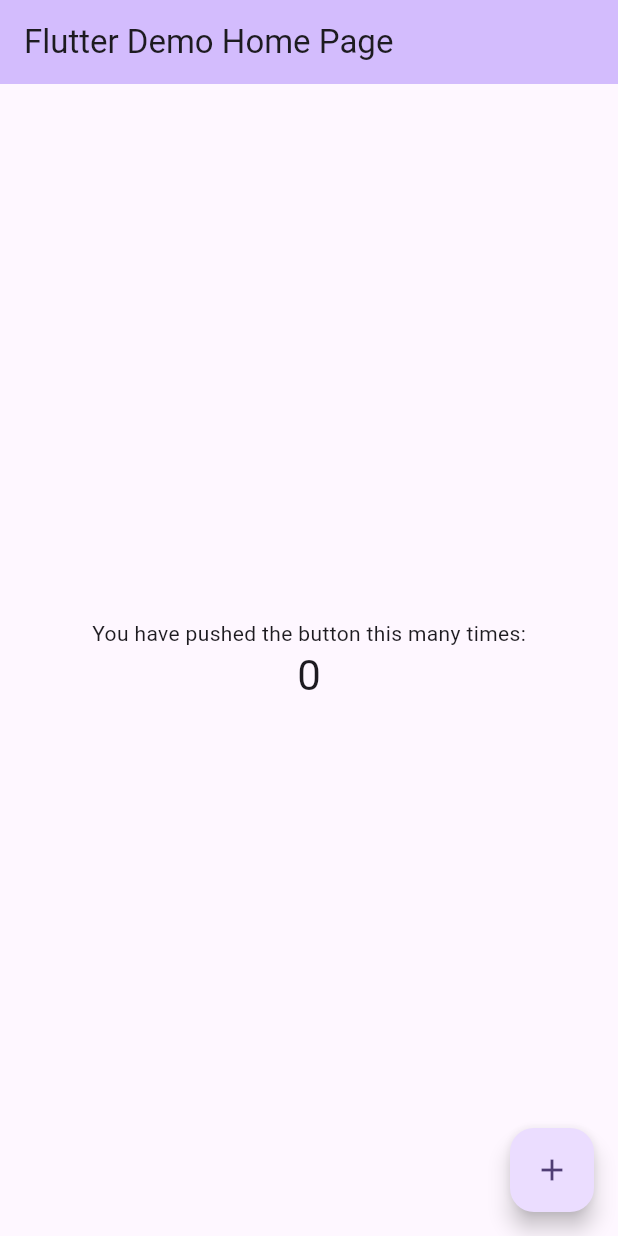
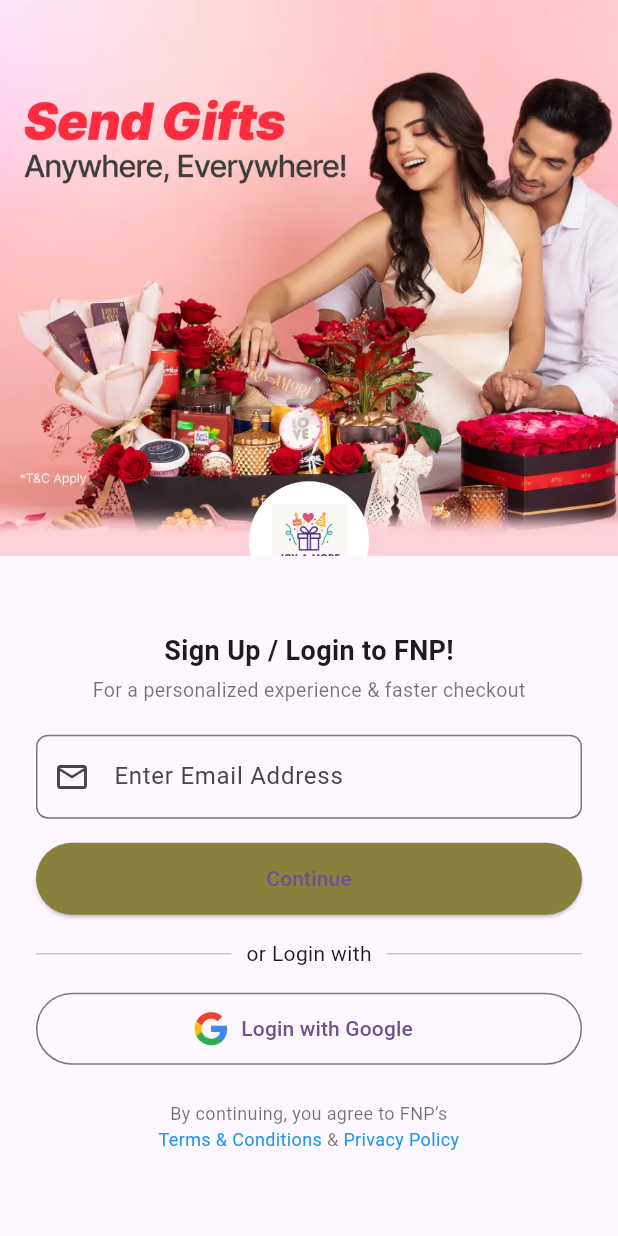
Before and after one commit to Ersanju/firebase-flutter-setup-authentication, a Flutter app: the screen it shows after launch, on a phone screen of 412 x 824 dp. Run offline on Flutter 3.47's test engine with Material 3 defaults, Android fonts, the phone set to English and light mode, and no system bars; our stand-ins replace firebase_core; accounts and stored records are empty.

Commit message:
User signup login screen

```diff
--- /dev/null
+++ b/lib/authentication/signup_login_page.dart
@@ -0,0 +1,145 @@
+import 'package:flutter/material.dart';
+
+class SignupLoginPage extends StatelessWidget {
+  const SignupLoginPage({super.key});
+
+  @override
+  Widget build(BuildContext context) {
+    return Scaffold(
+      resizeToAvoidBottomInset: true, // Ensures layout resizes with keyboard
+      body: SingleChildScrollView(
+        child: Column(
+          children: [
+            // Banner with logo overlay
+            Stack(
+              alignment: Alignment.bottomCenter,
+              children: [
+                // Banner Image
+                Image.asset(
+                  'assets/images/fnp_banner.png',
+                  width: double.infinity,
+                  height: MediaQuery.of(context).size.height * 0.45,
+                  fit: BoxFit.cover,
+                ),
+
+                // Circular FNP Logo
+                Positioned(
+                  bottom: -30,
+                  child: CircleAvatar(
+                    radius: 40,
+                    backgroundColor: Colors.white,
+                    child: Padding(
+                      padding: const EdgeInsets.all(8.0),
+                      child: Image.asset(
+                        'assets/images/joy_logo.png',
+                        width: 50,
+                        height: 50,
+                      ),
+                    ),
+                  ),
+                ),
+              ],
+            ),
+
+            const SizedBox(height: 50),
+
+            const Text(
+              "Sign Up / Login to FNP!",
+              style: TextStyle(fontSize: 18, fontWeight: FontWeight.bold),
+            ),
+            const SizedBox(height: 4),
+            const Text(
+              "For a personalized experience & faster checkout",
+              style: TextStyle(fontSize: 13, color: Colors.black54),
+            ),
+
+            const SizedBox(height: 20),
+
+            Padding(
+              padding: const EdgeInsets.symmetric(horizontal: 24),
+              child: TextField(
+                decoration: InputDecoration(
+                  prefixIcon: Icon(Icons.email_outlined),
+                  hintText: "Enter Email Address",
+                  border: OutlineInputBorder(
+                    borderRadius: BorderRadius.circular(8),
+                  ),
+                ),
+              ),
+            ),
+
+            const SizedBox(height: 16),
+
+            Padding(
+              padding: const EdgeInsets.symmetric(horizontal: 24),
+              child: SizedBox(
+                width: double.infinity,
+                height: 48,
+                child: ElevatedButton(
+                  style: ElevatedButton.styleFrom(
+                    backgroundColor: Color(0xFF88803D),
+                  ),
+                  onPressed: () {},
+                  child: const Text("Continue"),
+                ),
+              ),
+            ),
+
+            const SizedBox(height: 16),
+            const Row(
+              children: [
+                Expanded(child: Divider(thickness: 1, indent: 24, endIndent: 10)),
+                Text("or Login with"),
+                Expanded(child: Divider(thickness: 1, indent: 10, endIndent: 24)),
+              ],
+            ),
+            const SizedBox(height: 16),
+
+            Padding(
+              padding: const EdgeInsets.symmetric(horizontal: 24),
+              child: SizedBox(
+                width: double.infinity,
+                height: 48,
+                child: OutlinedButton.icon(
+                  icon: Image.asset(
+                    'assets/images/google_logo.png',
+                    height: 24,
+                  ),
+                  label: const Text("Login with Google"),
+                  onPressed: () {},
+                ),
+              ),
+            ),
+
+            const SizedBox(height: 24),
+
+            // Terms & Conditions (in two lines)
+            Padding(
+              padding: const EdgeInsets.symmetric(horizontal: 24),
+              child: Text.rich(
+                TextSpan(
+                  text: 'By continuing, you agree to FNP’s\n',
+                  style: TextStyle(fontSize: 12, color: Colors.black54),
+                  children: [
+                    TextSpan(
+                      text: 'Terms & Conditions',
+                      style: TextStyle(color: Colors.blue),
+                    ),
+                    TextSpan(text: ' & '),
+                    TextSpan(
+                      text: 'Privacy Policy',
+                      style: TextStyle(color: Colors.blue),
+                    ),
+                  ],
+                ),
+                textAlign: TextAlign.center,
+              ),
+            ),
+
+            const SizedBox(height: 24),
+          ],
+        ),
+      ),
+    );
+  }
+}
--- a/lib/main.dart
+++ b/lib/main.dart
@@ -1,4 +1,5 @@
 import 'package:firebase_core/firebase_core.dart';
+import 'package:firebase_setup_console/authentication/signup_login_page.dart';
 import 'package:flutter/material.dart';
 
 Future<void> main() async {
@@ -15,98 +16,12 @@ class MyApp extends StatelessWidget {
   @override
   Widget build(BuildContext context) {
     return MaterialApp(
-      title: 'Flutter Demo',
+      title: 'Login SignUp project',
+      debugShowCheckedModeBanner: false,
       theme: ThemeData(
-
         colorScheme: ColorScheme.fromSeed(seedColor: Colors.deepPurple),
       ),
-      home: const MyHomePage(title: 'Flutter Demo Home Page'),
+      home: SignupLoginPage()
     );
   }
 }
-
-class MyHomePage extends StatefulWidget {
-  const MyHomePage({super.key, required this.title});
-
-  // This widget is the home page of your application. It is stateful, meaning
-  // that it has a State object (defined below) that contains fields that affect
-  // how it looks.
-
-  // This class is the configuration for the state. It holds the values (in this
-  // case the title) provided by the parent (in this case the App widget) and
-  // used by the build method of the State. Fields in a Widget subclass are
-  // always marked "final".
-
-  final String title;
-
-  @override
-  State<MyHomePage> createState() => _MyHomePageState();
-}
-
-class _MyHomePageState extends State<MyHomePage> {
-  int _counter = 0;
-
-  void _incrementCounter() {
-    setState(() {
-      // This call to setState tells the Flutter framework that something has
-      // changed in this State, which causes it to rerun the build method below
-      // so that the display can reflect the updated values. If we changed
-      // _counter without calling setState(), then the build method would not be
-      // called again, and so nothing would appear to happen.
-      _counter++;
-    });
-  }
-
-  @override
-  Widget build(BuildContext context) {
-    // This method is rerun every time setState is called, for instance as done
-    // by the _incrementCounter method above.
-    //
-    // The Flutter framework has been optimized to make rerunning build methods
-    // fast, so that you can just rebuild anything that needs updating rather
-    // than having to individually change instances of widgets.
-    return Scaffold(
-      appBar: AppBar(
-        // TRY THIS: Try changing the color here to a specific color (to
-        // Colors.amber, perhaps?) and trigger a hot reload to see the AppBar
-        // change color while the other colors stay the same.
-        backgroundColor: Theme.of(context).colorScheme.inversePrimary,
-        // Here we take the value from the MyHomePage object that was created by
-        // the App.build method, and use it to set our appbar title.
-        title: Text(widget.title),
-      ),
-      body: Center(
-        // Center is a layout widget. It takes a single child and positions it
-        // in the middle of the parent.
-        child: Column(
-          // Column is also a layout widget. It takes a list of children and
-          // arranges them vertically. By default, it sizes itself to fit its
-          // children horizontally, and tries to be as tall as its parent.
-          //
-          // Column has various properties to control how it sizes itself and
-          // how it positions its children. Here we use mainAxisAlignment to
-          // center the children vertically; the main axis here is the vertical
-          // axis because Columns are vertical (the cross axis would be
-          // horizontal).
-          //
-          // TRY THIS: Invoke "debug painting" (choose the "Toggle Debug Paint"
-          // action in the IDE, or press "p" in the console), to see the
-          // wireframe for each widget.
-          mainAxisAlignment: MainAxisAlignment.center,
-          children: <Widget>[
-            const Text('You have pushed the button this many times:'),
-            Text(
-              '$_counter',
-              style: Theme.of(context).textTheme.headlineMedium,
-            ),
-          ],
-        ),
-      ),
-      floatingActionButton: FloatingActionButton(
-        onPressed: _incrementCounter,
-        tooltip: 'Increment',
-        child: const Icon(Icons.add),
-      ), // This trailing comma makes auto-formatting nicer for build methods.
-    );
-  }
-}
--- a/pubspec.yaml
+++ b/pubspec.yaml
@@ -35,6 +35,7 @@ dependencies:
   # Use with the CupertinoIcons class for iOS style icons.
   cupertino_icons: ^1.0.8
   firebase_core: ^3.13.1
+  firebase_auth: ^5.5.4
 
 dev_dependencies:
   flutter_test:
@@ -59,9 +60,8 @@ flutter:
   uses-material-design: true
 
   # To add assets to your application, add an assets section, like this:
-  # assets:
-  #   - images/a_dot_burr.jpeg
-  #   - images/a_dot_ham.jpeg
+  assets:
+     - assets/images/
 
   # An image asset can refer to one or more resolution-specific "variants", see
   # https://flutter.dev/to/resolution-aware-images
```
Also changed, not shown: assets/images/fnp_banner.png (added), assets/images/google_logo.png (added), assets/images/joy_banner.jpg (added), assets/images/joy_logo.png (added), pubspec.lock, 1 other file.
